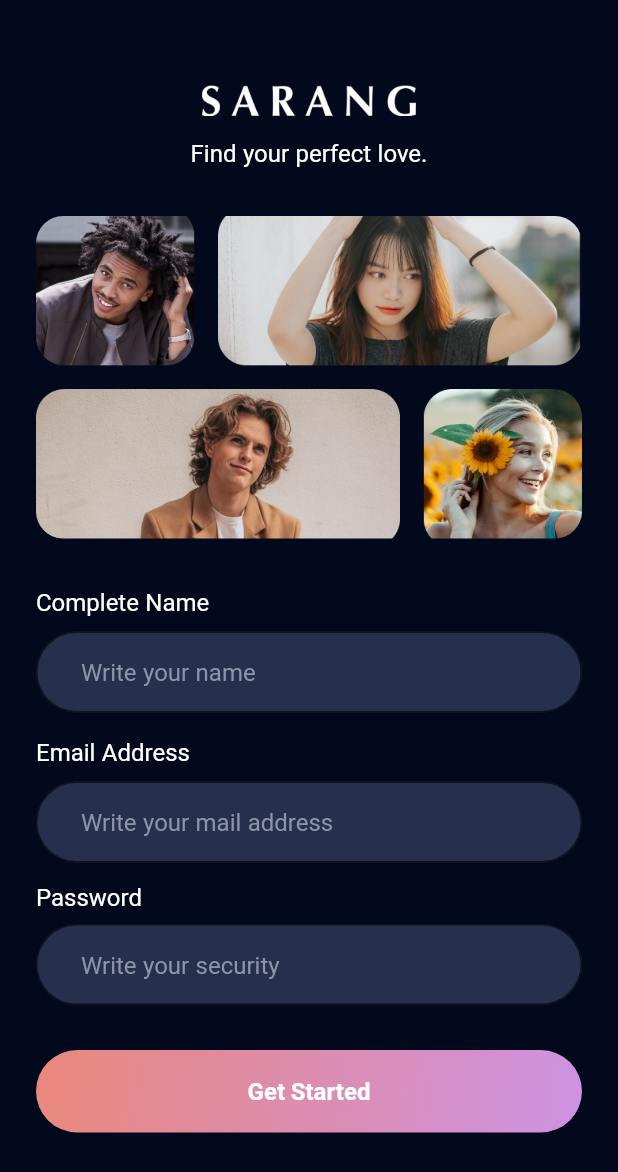
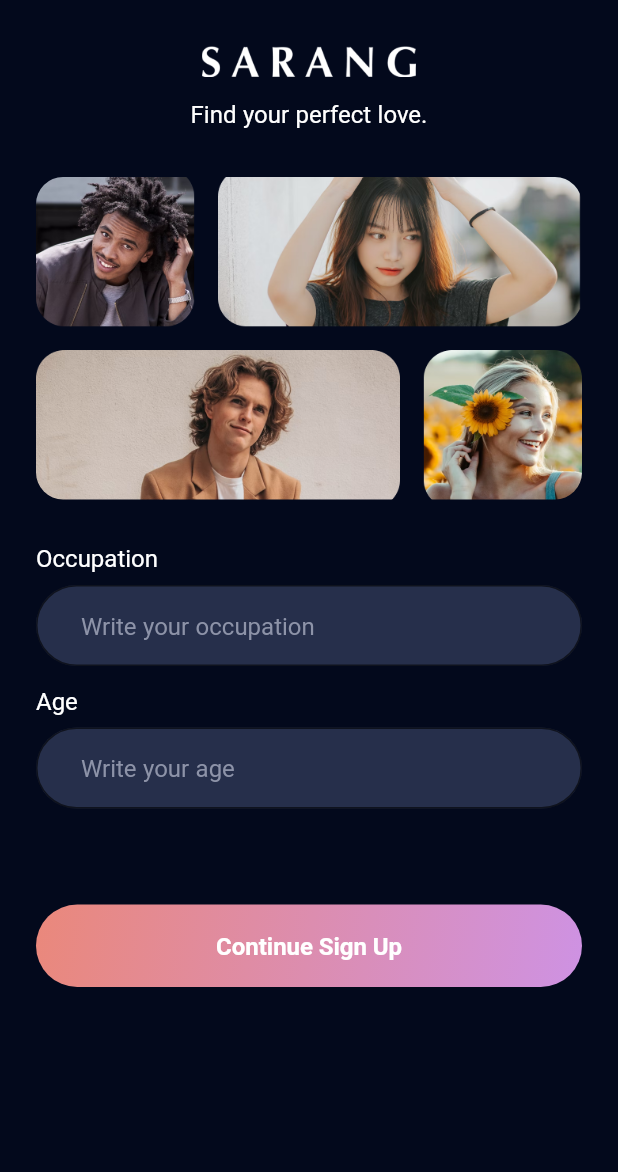
Before and after one commit to irfanzidniofficial/flutter_sarang_app_like_tinder, a Flutter app: the screen it shows after launch, after a tap on "Get Started", on a phone screen of 412 x 824 dp. Shown: the top 1172 px of the screen. Run offline on Flutter 3.47's test engine with Material 2 defaults, Android fonts, the phone set to English and light mode, and no system bars; our stand-ins replace google_fonts.

```diff
--- a/lib/src/app.dart
+++ b/lib/src/app.dart
@@ -1,5 +1,8 @@
 import 'package:flutter/material.dart';
+import 'package:flutter_sarang_app_like_tinder/src/features/authentication/presentation/sign_up_age_job_screen.dart';
 import 'package:flutter_sarang_app_like_tinder/src/features/authentication/presentation/sign_up_screen.dart';
+import 'package:flutter_sarang_app_like_tinder/src/features/authentication/presentation/sign_up_upload_photo_screen.dart';
+import 'package:flutter_sarang_app_like_tinder/src/features/like_you/presentation/explore_people_screen.dart';
 import 'package:flutter_sarang_app_like_tinder/src/theme_manager/theme_data_manager.dart';
 
 class AppScreen extends StatelessWidget {
@@ -14,7 +17,11 @@ class AppScreen extends StatelessWidget {
       theme: getApplicationThemeData(),
       initialRoute: SignUpScreen.routeName,
       routes: {
-        SignUpScreen.routeName: ((context) => const SignUpScreen()),
+        SignUpScreen.routeName: (context) => const SignUpScreen(),
+        SignUpAgeJobScreen.routeName: (context) => const SignUpAgeJobScreen(),
+        SignUpUploadPhotoScreen.routeName: (context) =>
+            const SignUpUploadPhotoScreen(),
+        ExplorePeopleScreen.routeName: (context) => const ExplorePeopleScreen(),
       },
     );
   }
--- /dev/null
+++ b/lib/src/features/authentication/presentation/sign_up_age_job_screen.dart
@@ -0,0 +1,66 @@
+import 'package:flutter/material.dart';
+import 'package:flutter_sarang_app_like_tinder/src/common_widgets/banner_widget.dart';
+import 'package:flutter_sarang_app_like_tinder/src/common_widgets/custom_bottom_widget.dart';
+import 'package:flutter_sarang_app_like_tinder/src/common_widgets/custom_text_field.dart';
+import 'package:flutter_sarang_app_like_tinder/src/features/authentication/presentation/sign_up_upload_photo_screen.dart';
+import 'package:flutter_sarang_app_like_tinder/src/theme_manager/values_manager.dart';
+
+class SignUpAgeJobScreen extends StatefulWidget {
+  static const String routeName = '/sign-up-page-job';
+  const SignUpAgeJobScreen({super.key});
+
+  @override
+  State<SignUpAgeJobScreen> createState() => _SignUpAgeJobScreenState();
+}
+
+class _SignUpAgeJobScreenState extends State<SignUpAgeJobScreen> {
+  final jobController = TextEditingController();
+
+  final ageController = TextEditingController();
+
+  @override
+  void dispose() {
+    jobController.clear();
+    ageController.clear();
+    super.dispose();
+  }
+
+  @override
+  Widget build(BuildContext context) {
+    return Scaffold(
+      body: Padding(
+        padding: const EdgeInsets.symmetric(
+          horizontal: AppPadding.p24,
+          vertical: AppPadding.p24,
+        ),
+        child: SingleChildScrollView(
+          child: Column(
+            children: [
+              const BannerWidget(),
+              CustomTextFieldWidget(
+                labelName: 'Occupation',
+                hintText: 'Write your occupation',
+                controller: jobController,
+              ),
+              CustomTextFieldWidget(
+                labelName: 'Age',
+                hintText: 'Write your age',
+                controller: ageController,
+              ),
+              const SizedBox(height: 50.0),
+              CustomButtonWidget(
+                title: 'Continue Sign Up',
+                onTap: () {
+                  Navigator.pushNamed(
+                    context,
+                    SignUpUploadPhotoScreen.routeName,
+                  );
+                },
+              ),
+            ],
+          ),
+        ),
+      ),
+    );
+  }
+}
--- a/lib/src/features/authentication/presentation/sign_up_screen.dart
+++ b/lib/src/features/authentication/presentation/sign_up_screen.dart
@@ -3,6 +3,7 @@ import 'package:flutter_sarang_app_like_tinder/src/common_widgets/banner_widget.
 import 'package:flutter_sarang_app_like_tinder/src/common_widgets/custom_bottom_widget.dart';
 import 'package:flutter_sarang_app_like_tinder/src/common_widgets/custom_text_button_widget.dart';
 import 'package:flutter_sarang_app_like_tinder/src/common_widgets/custom_text_field.dart';
+import 'package:flutter_sarang_app_like_tinder/src/features/authentication/presentation/sign_up_age_job_screen.dart';
 import 'package:flutter_sarang_app_like_tinder/src/theme_manager/values_manager.dart';
 
 class SignUpScreen extends StatefulWidget {
@@ -59,7 +60,12 @@ class _SignUpScreenState extends State<SignUpScreen> {
               ),
               CustomButtonWidget(
                 title: 'Get Started',
-                onTap: () {},
+                onTap: () {
+                  Navigator.pushNamed(
+                    context,
+                    SignUpAgeJobScreen.routeName,
+                  );
+                },
               ),
               const SizedBox(
                 height: AppSize.s20,
--- a/lib/src/theme_manager/values_manager.dart
+++ b/lib/src/theme_manager/values_manager.dart
@@ -68,4 +68,5 @@ class AppSize {
   static const double s38 = 38.0;
   static const double s40 = 40.0;
   static const double s50 = 50.0;
+  static const double s70 = 70.0;
 }
```
Also changed, not shown: lib/src/common_widgets/explore_people_app_bar_widget.dart (added, +41 -0 lines), lib/src/common_widgets/explore_people_button_widget.dart (added, +28 -0 lines), lib/src/common_widgets/glass_card_widget.dart (added, +71 -0 lines), lib/src/common_widgets/match_button_widget.dart (added, +34 -0 lines), lib/src/common_widgets/match_card_widget.dart (added, +37 -0 lines), lib/src/common_widgets/upload_photo_widget.dart (added, +46 -0 lines), lib/src/features/authentication/presentation/sign_up_upload_photo_screen.dart (added, +73 -0 lines), lib/src/features/like_you/presentation/explore_people_screen.dart (added, +43 -0 lines).
